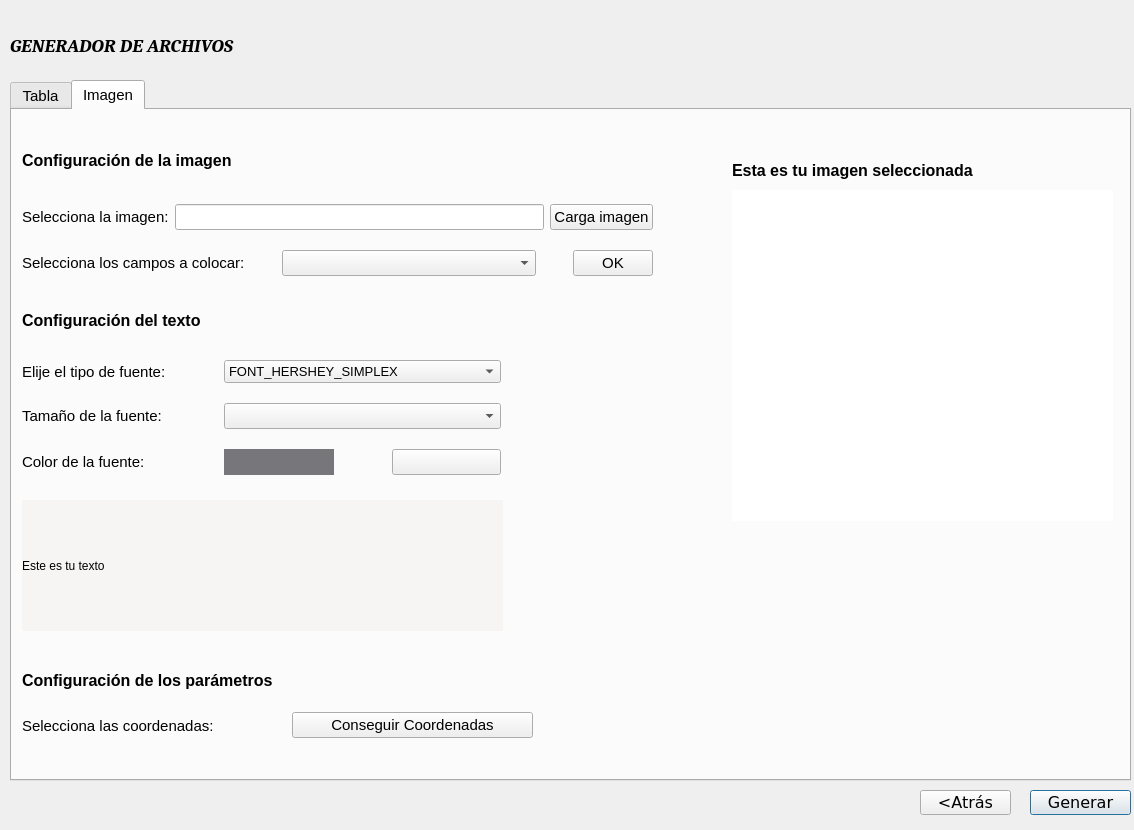
Before: the Qt Designer form Excel.ui in ivanduarte16/TFG, drawn with Qt 5.
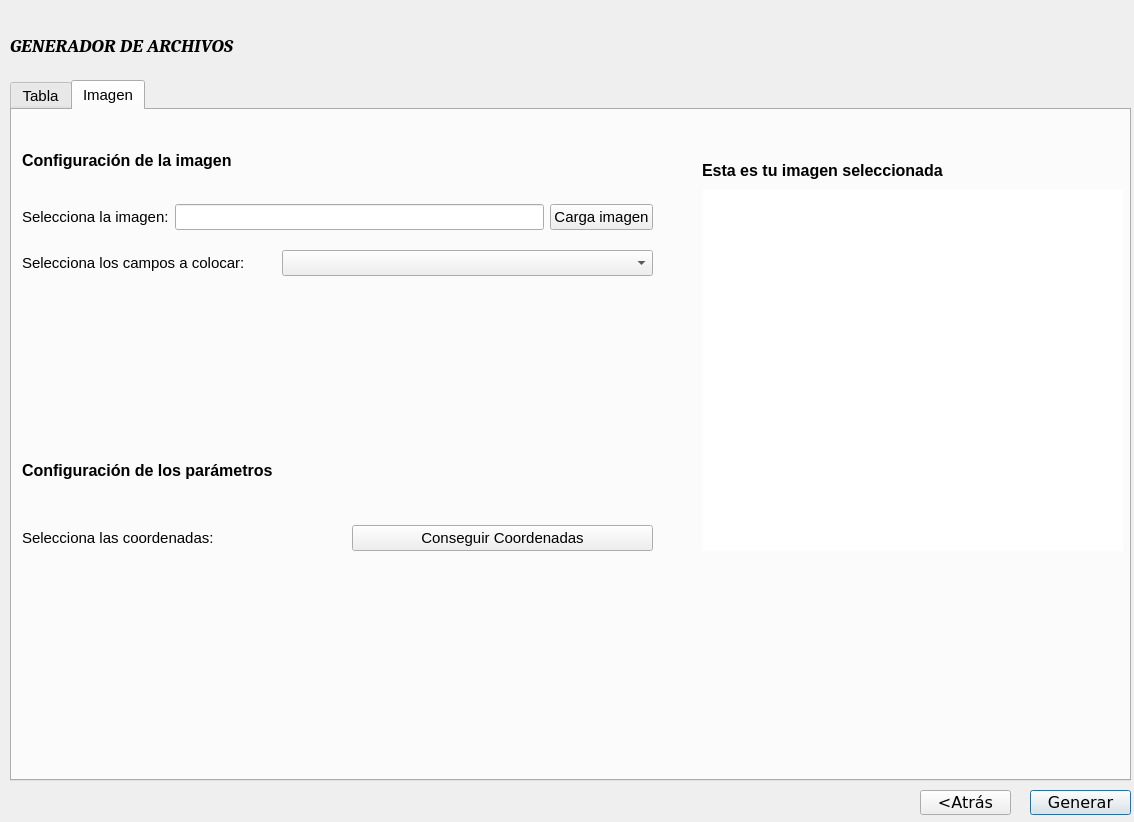
After: the same form once the commit is applied. The open tabs and pages were chosen to show the change. Icons and pictures are not drawn. Custom widgets are drawn as their Qt base class.

What changed in the file:
```diff
--- a/Excel.ui
+++ b/Excel.ui
@@ -7,7 +7,7 @@
     <x>0</x>
     <y>0</y>
     <width>1134</width>
-    <height>830</height>
+    <height>822</height>
    </rect>
   </property>
   <property name="windowTitle">
@@ -195,176 +195,6 @@
     <attribute name="title">
      <string>Imagen</string>
     </attribute>
-    <widget class="QLabel" name="label_3">
-     <property name="geometry">
-      <rect>
-       <x>10</x>
-       <y>200</y>
-       <width>221</width>
-       <height>21</height>
-      </rect>
-     </property>
-     <property name="font">
-      <font>
-       <pointsize>12</pointsize>
-       <weight>75</weight>
-       <bold>true</bold>
-      </font>
-     </property>
-     <property name="text">
-      <string>Configuración del texto</string>
-     </property>
-    </widget>
-    <widget class="QWidget" name="layoutWidget">
-     <property name="geometry">
-      <rect>
-       <x>10</x>
-       <y>250</y>
-       <width>479</width>
-       <height>117</height>
-      </rect>
-     </property>
-     <layout class="QGridLayout" name="gridLayout">
-      <property name="horizontalSpacing">
-       <number>58</number>
-      </property>
-      <property name="verticalSpacing">
-       <number>20</number>
-      </property>
-      <item row="2" column="2">
-       <widget class="QPushButton" name="pushButton">
-        <property name="maximumSize">
-         <size>
-          <width>16777198</width>
-          <height>16777215</height>
-         </size>
-        </property>
-        <property name="autoFillBackground">
-         <bool>false</bool>
-        </property>
-        <property name="styleSheet">
-         <string notr="true">image: url(:/prefijoNuevo/601137-200.png);</string>
-        </property>
-        <property name="text">
-         <string/>
-        </property>
-        <property name="icon">
-         <iconset theme="color_picker" resource="color_picker.qrc">
-          <normaloff>:/prefijoNuevo/601137-200.png</normaloff>:/prefijoNuevo/601137-200.png</iconset>
-        </property>
-        <property name="iconSize">
-         <size>
-          <width>16</width>
-          <height>16</height>
-         </size>
-        </property>
-       </widget>
-      </item>
-      <item row="2" column="0">
-       <widget class="QLabel" name="label_6">
-        <property name="font">
-         <font>
-          <pointsize>11</pointsize>
-         </font>
-        </property>
-        <property name="text">
-         <string>Color de la fuente:</string>
-        </property>
-       </widget>
-      </item>
-      <item row="0" column="0">
-       <widget class="QLabel" name="label_2">
-        <property name="font">
-         <font>
-          <pointsize>11</pointsize>
-         </font>
-        </property>
-        <property name="text">
-         <string>Elije el tipo de fuente:</string>
-        </property>
-       </widget>
-      </item>
-      <item row="0" column="1" colspan="2">
-       <widget class="QComboBox" name="comboBox_font">
-        <property name="font">
-         <font>
-          <pointsize>10</pointsize>
-         </font>
-        </property>
-        <item>
-         <property name="text">
-          <string>FONT_HERSHEY_SIMPLEX</string>
-         </property>
-        </item>
-        <item>
-         <property name="text">
-          <string>FONT_HERSHEY_PLAIN</string>
-         </property>
-        </item>
-        <item>
-         <property name="text">
-          <string>FONT_HERSHEY_DUPLEX</string>
-         </property>
-        </item>
-        <item>
-         <property name="text">
-          <string>FONT_HERSHEY_COMPLEX</string>
-         </property>
-        </item>
-        <item>
-         <property name="text">
-          <string>FONT_HERSHEY_TRIPLEX</string>
-         </property>
-        </item>
-        <item>
-         <property name="text">
-          <string>FONT_HERSHEY_COMPLEX_SMALL</string>
-         </property>
-        </item>
-        <item>
-         <property name="text">
-          <string>FONT_HERSHEY_SCRIPT_SIMPLEX</string>
-         </property>
-        </item>
-        <item>
-         <property name="text">
-          <string>FONT_HERSHEY_SCRIPT_COMPLEX</string>
-         </property>
-        </item>
-       </widget>
-      </item>
-      <item row="2" column="1">
-       <widget class="QLabel" name="label_7">
-        <property name="font">
-         <font>
-          <pointsize>11</pointsize>
-         </font>
-        </property>
-        <property name="styleSheet">
-         <string notr="true">background-color: rgb(119, 118, 123);</string>
-        </property>
-        <property name="text">
-         <string/>
-        </property>
-       </widget>
-      </item>
-      <item row="1" column="0">
-       <widget class="QLabel" name="label_4">
-        <property name="font">
-         <font>
-          <pointsize>11</pointsize>
-         </font>
-        </property>
-        <property name="text">
-         <string>Tamaño de la fuente:</string>
-        </property>
-       </widget>
-      </item>
-      <item row="1" column="1" colspan="2">
-       <widget class="QComboBox" name="comboBox_fontsize"/>
-      </item>
-     </layout>
-    </widget>
     <widget class="QWidget" name="layoutWidget">
      <property name="geometry">
       <rect>
@@ -405,7 +235,7 @@
        </layout>
       </item>
       <item row="1" column="0">
-       <layout class="QHBoxLayout" name="horizontalLayout_4" stretch="0,0,0">
+       <layout class="QHBoxLayout" name="horizontalLayout_4" stretch="0,0">
         <property name="spacing">
          <number>37</number>
         </property>
@@ -446,13 +276,6 @@
           </property>
          </widget>
         </item>
-        <item>
-         <widget class="QPushButton" name="pushButton_2">
-          <property name="text">
-           <string>OK</string>
-          </property>
-         </widget>
-        </item>
        </layout>
       </item>
      </layout>
@@ -480,7 +303,7 @@
     <widget class="QLabel" name="label_12">
      <property name="geometry">
       <rect>
-       <x>720</x>
+       <x>690</x>
        <y>50</y>
        <width>291</width>
        <height>21</height>
@@ -497,87 +320,13 @@
       <string>Esta es tu imagen seleccionada</string>
      </property>
     </widget>
-    <widget class="QLabel" name="label_13">
-     <property name="geometry">
-      <rect>
-       <x>10</x>
-       <y>390</y>
-       <width>481</width>
-       <height>131</height>
-      </rect>
-     </property>
-     <property name="styleSheet">
-      <string notr="true">background-color: rgb(192, 191, 188);
-background-color: rgb(246, 245, 244);</string>
-     </property>
-     <property name="text">
-      <string>Este es tu texto</string>
-     </property>
-     <property name="alignment">
-      <set>Qt::AlignLeading|Qt::AlignLeft|Qt::AlignVCenter</set>
-     </property>
-    </widget>
-    <widget class="QWidget" name="layoutWidget">
-     <property name="geometry">
-      <rect>
-       <x>10</x>
-       <y>600</y>
-       <width>511</width>
-       <height>31</height>
-      </rect>
-     </property>
-     <layout class="QHBoxLayout" name="horizontalLayout_3">
-      <property name="spacing">
-       <number>28</number>
-      </property>
-      <item>
-       <widget class="QLabel" name="label_9">
-        <property name="font">
-         <font>
-          <pointsize>11</pointsize>
-         </font>
-        </property>
-        <property name="text">
-         <string>Selecciona las coordenadas:</string>
-        </property>
-       </widget>
-      </item>
-      <item>
-       <widget class="QPushButton" name="carga_imagen_2">
-        <property name="text">
-         <string>Conseguir Coordenadas</string>
-        </property>
-       </widget>
-      </item>
-     </layout>
-    </widget>
-    <widget class="QLabel" name="label_14">
-     <property name="geometry">
-      <rect>
-       <x>10</x>
-       <y>560</y>
-       <width>301</width>
-       <height>21</height>
-      </rect>
-     </property>
-     <property name="font">
-      <font>
-       <pointsize>12</pointsize>
-       <weight>75</weight>
-       <bold>true</bold>
-      </font>
-     </property>
-     <property name="text">
-      <string>Configuración de los parámetros</string>
-     </property>
-    </widget>
     <widget class="QLabel" name="label_15">
      <property name="geometry">
       <rect>
-       <x>720</x>
+       <x>690</x>
        <y>80</y>
-       <width>381</width>
-       <height>331</height>
+       <width>421</width>
+       <height>361</height>
       </rect>
      </property>
      <property name="styleSheet">
@@ -593,6 +342,67 @@
       <set>Qt::AlignCenter</set>
      </property>
     </widget>
+    <widget class="QWidget" name="">
+     <property name="geometry">
+      <rect>
+       <x>10</x>
+       <y>330</y>
+       <width>631</width>
+       <height>111</height>
+      </rect>
+     </property>
+     <layout class="QVBoxLayout" name="verticalLayout">
+      <property name="spacing">
+       <number>24</number>
+      </property>
+      <property name="topMargin">
+       <number>0</number>
+      </property>
+      <property name="bottomMargin">
+       <number>0</number>
+      </property>
+      <item>
+       <widget class="QLabel" name="label_14">
+        <property name="font">
+         <font>
+          <pointsize>12</pointsize>
+          <weight>75</weight>
+          <bold>true</bold>
+         </font>
+        </property>
+        <property name="text">
+         <string>Configuración de los parámetros</string>
+        </property>
+       </widget>
+      </item>
+      <item>
+       <layout class="QHBoxLayout" name="horizontalLayout_3">
+        <property name="spacing">
+         <number>28</number>
+        </property>
+        <item>
+         <widget class="QLabel" name="label_9">
+          <property name="font">
+           <font>
+            <pointsize>11</pointsize>
+           </font>
+          </property>
+          <property name="text">
+           <string>Selecciona las coordenadas:</string>
+          </property>
+         </widget>
+        </item>
+        <item>
+         <widget class="QPushButton" name="carga_imagen_2">
+          <property name="text">
+           <string>Conseguir Coordenadas</string>
+          </property>
+         </widget>
+        </item>
+       </layout>
+      </item>
+     </layout>
+    </widget>
    </widget>
   </widget>
  </widget>
```
